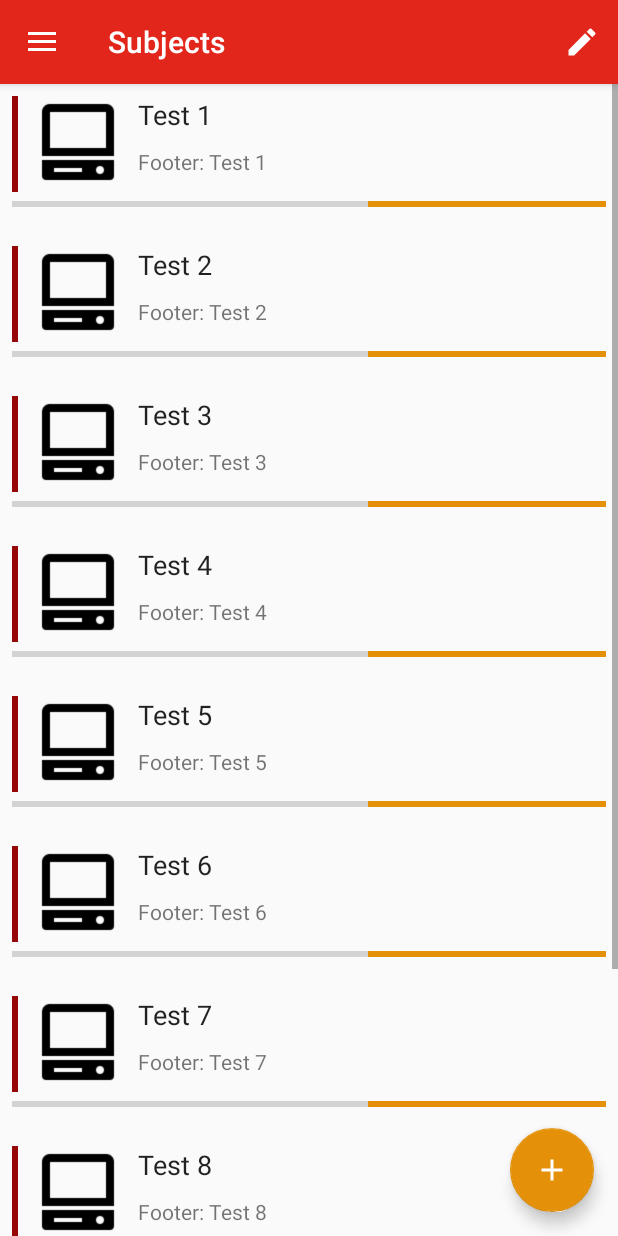
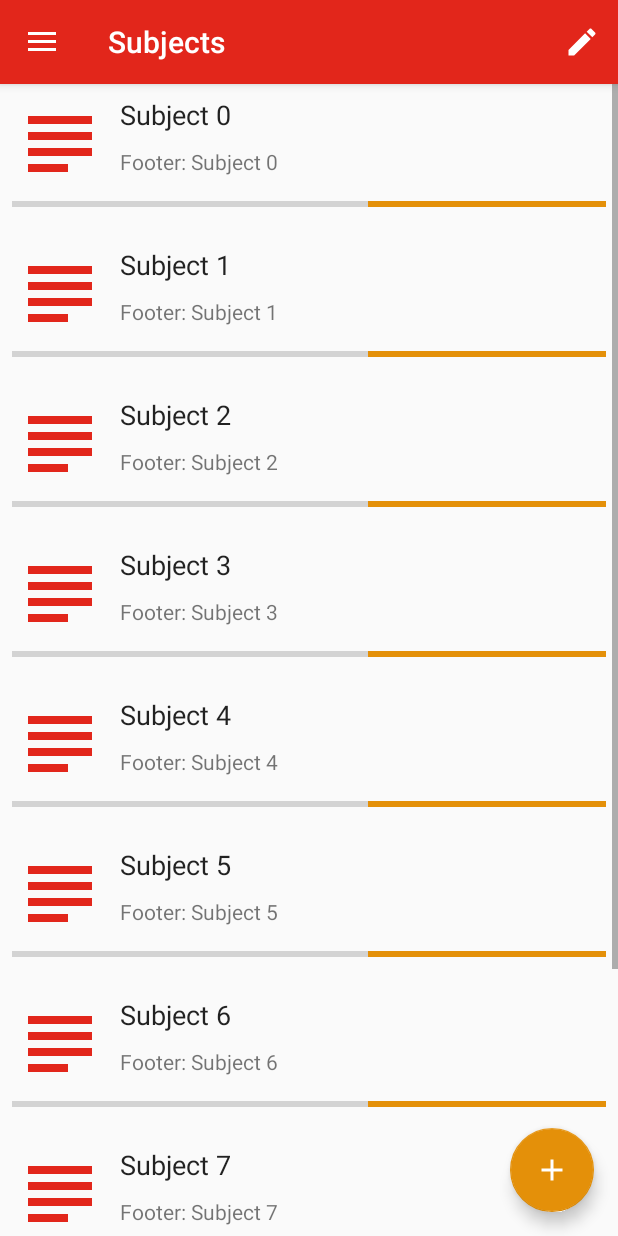
Before and after one commit to Keplyx/Memorisia, an Android app: the screen it shows after launch (MainActivity), in the side drawer, after a tap on "Subject View", on a phone screen of 412 x 824 dp. Run offline under Robolectric (Android 15) with nearby library versions, the phone set to English and light mode, and no system bars.

Commit message:
Improved UI colors

```diff
--- a/app/src/main/java/com/clubinfo/insat/memorisia/MainActivity.java
+++ b/app/src/main/java/com/clubinfo/insat/memorisia/MainActivity.java
@@ -8,6 +8,7 @@ import android.content.res.Resources;
 import android.graphics.Color;
 import android.graphics.PorterDuff;
 import android.graphics.drawable.Drawable;
+import android.net.Uri;
 import android.os.Bundle;
 import android.preference.PreferenceManager;
 import android.support.annotation.BoolRes;
@@ -108,9 +109,7 @@ public class MainActivity extends AppCompatActivity
         switch (id){
             case R.id.action_edit:
                 Intent intent = new Intent(this, OptionsListActivity.class);
-                Bundle b = new Bundle();
-                b.putInt("option", 0);
-                intent.putExtras(b);
+                intent.setData(Uri.parse("0"));
                 startActivity(intent);
                 break;
         }
--- a/app/src/main/java/com/clubinfo/insat/memorisia/OptionsListActivity.java
+++ b/app/src/main/java/com/clubinfo/insat/memorisia/OptionsListActivity.java
@@ -67,7 +67,7 @@ public class OptionsListActivity extends AppCompatActivity {
         int logo = R.drawable.ic_subject_black_24dp;
 
         for (int i = 0; i < 10; i++){
-            OptionModule m = new OptionModule(i, option, "Subject " + i, logo, Color.parseColor("#ffebee"), false);
+            OptionModule m = new OptionModule(i, option, "Subject " + i, logo, Color.parseColor("#E2261B"), false);
             modules.add(m);
         }
         return new OptionsRecyclerAdapter(modules, this);
--- a/app/src/main/java/com/clubinfo/insat/memorisia/OptionsRecyclerAdapter.java
+++ b/app/src/main/java/com/clubinfo/insat/memorisia/OptionsRecyclerAdapter.java
@@ -23,7 +23,6 @@ public class OptionsRecyclerAdapter extends RecyclerView.Adapter<OptionsRecycler
 
     public class ViewHolder extends RecyclerView.ViewHolder{
         public TextView text;
-        public TextView rowColor;
         public ImageView logo;
         public ImageButton editButton;
         public View layout;
@@ -32,7 +31,6 @@ public class OptionsRecyclerAdapter extends RecyclerView.Adapter<OptionsRecycler
             super(v);
             layout = v;
             text = v.findViewById(R.id.optionTitle);
-            rowColor = v.findViewById(R.id.optionColor);
             logo = v.findViewById(R.id.optionLogo);
             editButton = v.findViewById(R.id.editWork);
         }
@@ -85,7 +83,7 @@ public class OptionsRecyclerAdapter extends RecyclerView.Adapter<OptionsRecycler
 
         holder.text.setText(name);
         holder.logo.setImageResource(logo);
-        holder.rowColor.setBackgroundColor(color);
+        holder.logo.setColorFilter(color);
     }
 
 
--- a/app/src/main/java/com/clubinfo/insat/memorisia/SubjectsFragment.java
+++ b/app/src/main/java/com/clubinfo/insat/memorisia/SubjectsFragment.java
@@ -1,6 +1,7 @@
 package com.clubinfo.insat.memorisia;
 
 import android.app.Fragment;
+import android.graphics.Color;
 import android.os.Bundle;
 import android.support.v7.widget.LinearLayoutManager;
 import android.support.v7.widget.RecyclerView;
@@ -25,11 +26,12 @@ public class SubjectsFragment extends Fragment {
         recyclerView = view.findViewById(R.id.subjectsRecyclerView);
         mLayoutManager = new LinearLayoutManager(this.getActivity());
         recyclerView.setLayoutManager(mLayoutManager);
-        final List<String> input = new ArrayList<>();
+        final List<OptionModule> modules = new ArrayList<>();
         for (int i = 0; i < 10; i++){
-            input.add("Test " + (i + 1));
+            OptionModule m = new OptionModule(i, 0, "Subject " + i, R.drawable.ic_subject_black_24dp, Color.parseColor("#E2261B"), false);
+            modules.add(m);
         }
-        mAdapter = new SubjectsRecyclerAdapter(input);
+        mAdapter = new SubjectsRecyclerAdapter(modules);
         recyclerView.setAdapter(mAdapter);
 
         return view;
--- a/app/src/main/java/com/clubinfo/insat/memorisia/SubjectsRecyclerAdapter.java
+++ b/app/src/main/java/com/clubinfo/insat/memorisia/SubjectsRecyclerAdapter.java
@@ -12,7 +12,7 @@ import java.util.List;
 
 public class SubjectsRecyclerAdapter extends RecyclerView.Adapter<SubjectsRecyclerAdapter.ViewHolder> {
 
-    private List<String> values;
+    private List<OptionModule> modules;
 
     public class ViewHolder extends RecyclerView.ViewHolder{
         public TextView textHeader;
@@ -29,18 +29,18 @@ public class SubjectsRecyclerAdapter extends RecyclerView.Adapter<SubjectsRecycl
         }
     }
 
-    public void add(int pos, String item){
-        values.add(pos, item);
+    public void add(int pos, OptionModule item){
+        modules.add(pos, item);
         notifyItemInserted(pos);
     }
 
     public void remove(int pos){
-        values.remove(pos);
+        modules.remove(pos);
         notifyItemRemoved(pos);
     }
 
-    public SubjectsRecyclerAdapter(List<String> myDataset){
-        values = myDataset;
+    public SubjectsRecyclerAdapter(List<OptionModule> modules){
+        this.modules = modules;
     }
 
     @Override
@@ -53,14 +53,17 @@ public class SubjectsRecyclerAdapter extends RecyclerView.Adapter<SubjectsRecycl
 
     @Override
     public void onBindViewHolder (ViewHolder holder, final int pos){
-        final String name = values.get(pos);
+        final String name = modules.get(pos).getName();
+        final int logo = modules.get(pos).getLogo();
+        final int color = modules.get(pos).getOptionColor();
         holder.textHeader.setText(name);
         holder.textFooter.setText("Footer: " + name);
-        holder.logo.setImageResource(R.drawable.icons8_computer_96);
+        holder.logo.setImageResource(logo);
+        holder.logo.setColorFilter(color);
     }
 
     @Override
     public int getItemCount(){
-        return values.size();
+        return modules.size();
     }
 }
--- a/app/src/main/res/layout/subjects_row_item.xml
+++ b/app/src/main/res/layout/subjects_row_item.xml
@@ -6,18 +6,21 @@
                                              android:layout_width="match_parent"
                                              android:layout_height="100dp"
                                              tools:layout_editor_absoluteX="0dp"
-                                             tools:layout_editor_absoluteY="81dp">
+                                             tools:layout_editor_absoluteY="81dp"
+                                             android:focusable="true"
+                                             android:clickable="true"
+                                             android:foreground="?android:attr/selectableItemBackground">
 
     <ImageView
         android:id="@+id/SubjectIcon"
         android:layout_width="64dp"
         android:layout_height="64dp"
-        android:layout_marginLeft="8dp"
         android:layout_marginStart="8dp"
         android:layout_marginTop="8dp"
-        app:layout_constraintLeft_toRightOf="@+id/subjectColor"
         app:layout_constraintTop_toTopOf="parent"
-        app:srcCompat="@drawable/icons8_computer_96"/>
+        app:srcCompat="@drawable/icons8_computer_96"
+        android:layout_marginLeft="8dp"
+        app:layout_constraintLeft_toLeftOf="parent"/>
 
     <TextView
         android:id="@+id/subjectTitle"
@@ -70,18 +73,4 @@
         app:layout_constraintRight_toRightOf="parent"
         app:layout_constraintTop_toBottomOf="@+id/SubjectIcon"/>
 
-    <TextView
-        android:id="@+id/subjectColor"
-        android:layout_width="4dp"
-        android:layout_height="64dp"
-        android:layout_marginLeft="8dp"
-        android:layout_marginStart="8dp"
-        android:layout_marginTop="7dp"
-        android:background="@color/colorPrimaryDark"
-        android:textAlignment="center"
-        android:textColor="@color/colorWhite"
-        app:layout_constraintBottom_toTopOf="@+id/subjectProgress"
-        app:layout_constraintLeft_toLeftOf="parent"
-        app:layout_constraintTop_toTopOf="parent"/>
-
 </android.support.constraint.ConstraintLayout>
```
Also changed, not shown: app/src/main/res/layout/optionslist_row_item.xml (+5 -11 lines).
